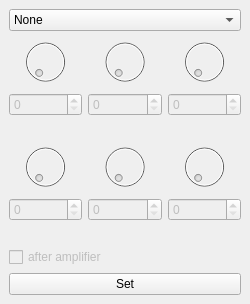
Above: plug/effect.ui from b2ornot2b/plug before the change. Below: the same form after it.
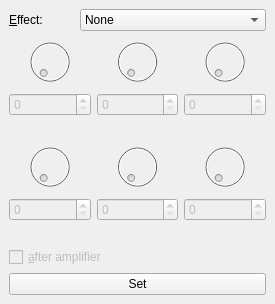
That is the form after the change.

What changed in the file:
```diff
--- a/plug/effect.ui
+++ b/plug/effect.ui
@@ -6,7 +6,7 @@
    <rect>
     <x>0</x>
     <y>0</y>
-    <width>250</width>
+    <width>275</width>
     <height>300</height>
    </rect>
   </property>
@@ -16,6 +16,18 @@
   <widget class="QWidget" name="centralwidget">
    <layout class="QVBoxLayout" name="verticalLayout_6">
     <item>
+     <layout class="QHBoxLayout" name="horizontalLayout_4">
+      <item>
+       <widget class="QLabel" name="label_7">
+        <property name="text">
+         <string>&amp;Effect:</string>
+        </property>
+        <property name="buddy">
+         <cstring>comboBox</cstring>
+        </property>
+       </widget>
+      </item>
+      <item>
      <widget class="QComboBox" name="comboBox">
       <item>
        <property name="text">
@@ -209,6 +221,8 @@
       </item>
      </widget>
     </item>
+     </layout>
+    </item>
     <item>
      <layout class="QHBoxLayout" name="horizontalLayout_2">
       <item>
@@ -429,7 +443,7 @@
          <bool>false</bool>
         </property>
         <property name="text">
-         <string>after amplifier</string>
+         <string>&amp;after amplifier</string>
         </property>
        </widget>
       </item>
```
Left out of the diff: 23 changed lines with no effect on the pictures. Lines whose indentation alone changed are shown as unchanged.
